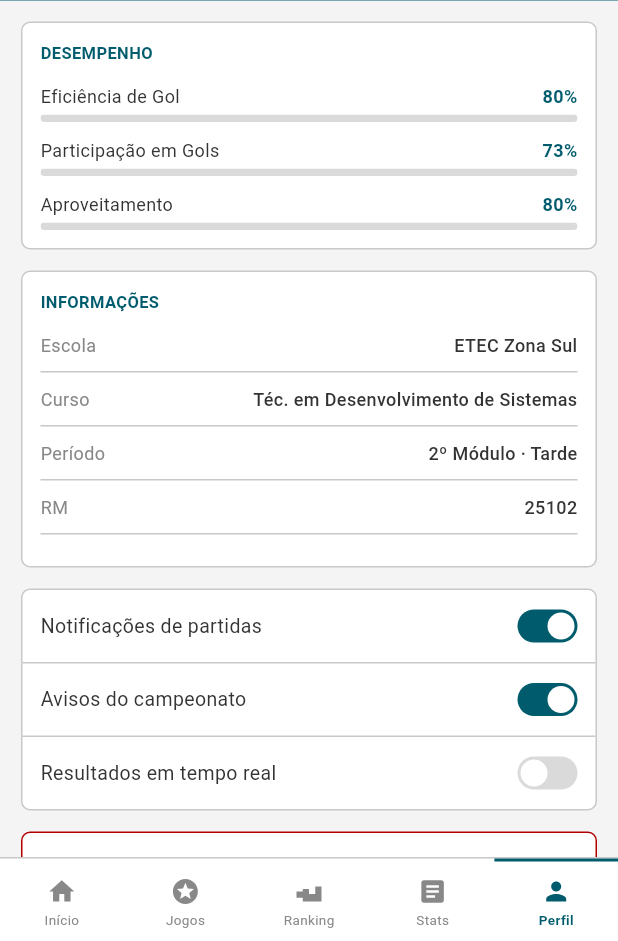
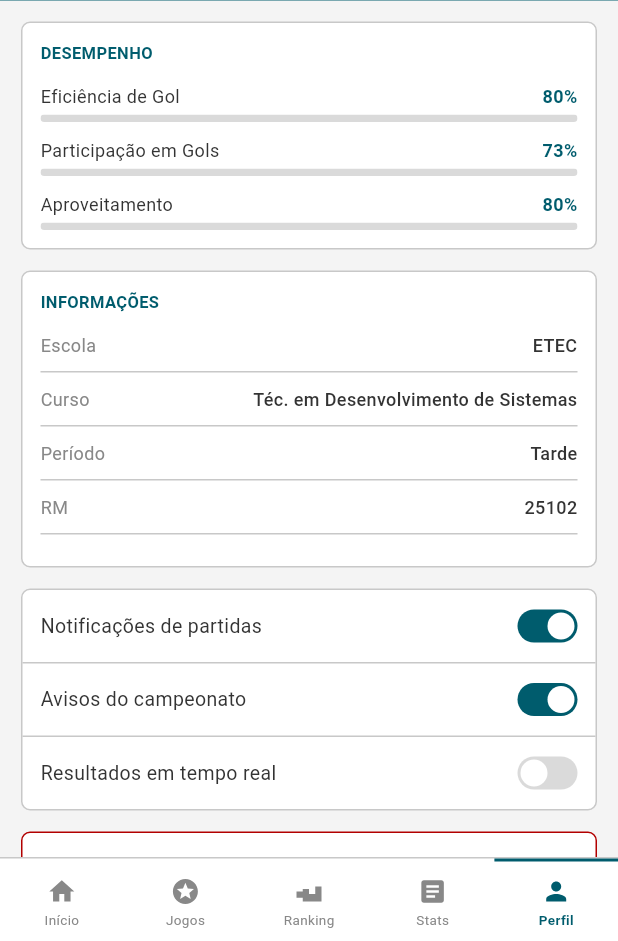
Before and after one commit to NichollasTenorio/Interclasse-App, a Flutter app: the screen it shows after launch, item 5 of the bottom bar chosen, on a phone screen of 412 x 824 dp, the part 295-1236 px from its top. Run offline on Flutter 3.47's test engine with Material 3 defaults, Android fonts, the light colour scheme and no system bars; our stand-ins replace flutter_svg, google_fonts.

Commit message:
profile info

```diff
--- a/lib/data/mock_data.dart
+++ b/lib/data/mock_data.dart
@@ -312,9 +312,9 @@ abstract final class MockData {
   ];
 
   static const profileInfo = <(String, String)>[
-    ('Escola', 'ETEC Zona Sul'),
+    ('Escola', 'ETEC'),
     ('Curso', 'Téc. em Desenvolvimento de Sistemas'),
-    ('Período', '2º Módulo · Tarde'),
+    ('Período', 'Tarde'),
     ('RM', '25102'),
   ];
 
```
